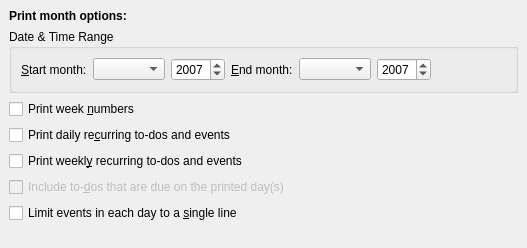
The window that printing/calprintmonthconfig_base.ui (KDE/korganizer) describes before a commit, drawn with Qt 5.
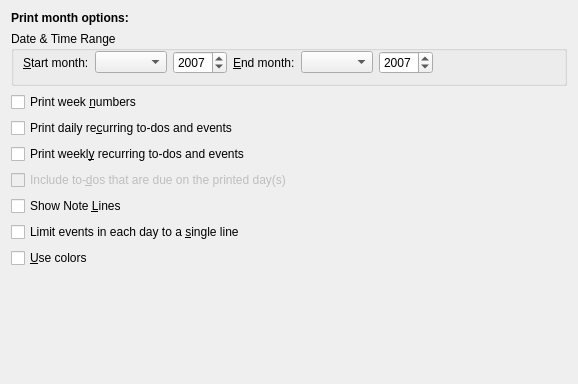
The same window after the commit. Custom widgets are drawn as their Qt base class.

The edit to the form file:
```diff
--- a/printing/calprintmonthconfig_base.ui
+++ b/printing/calprintmonthconfig_base.ui
@@ -7,18 +7,12 @@
    <rect>
     <x>0</x>
     <y>0</y>
-    <width>527</width>
-    <height>248</height>
+    <width>578</width>
+    <height>384</height>
    </rect>
   </property>
-  <layout class="QVBoxLayout" >
-   <property name="spacing" >
-    <number>6</number>
-   </property>
-   <property name="margin" >
-    <number>9</number>
-   </property>
-   <item>
+  <layout class="QGridLayout" name="gridLayout" >
+   <item row="0" column="0" >
     <widget class="QLabel" name="label" >
      <property name="text" >
       <string>&lt;html>&lt;head>&lt;meta name="qrichtext" content="1" />&lt;style type="text/css">
@@ -28,7 +22,7 @@
      </property>
     </widget>
    </item>
-   <item>
+   <item row="1" column="0" >
     <widget class="QGroupBox" name="mDateRangeGroup" >
      <property name="title" >
       <string>Date &amp;&amp; Time Range</string>
@@ -37,7 +31,16 @@
       <property name="spacing" >
        <number>6</number>
       </property>
-      <property name="margin" >
+      <property name="leftMargin" >
+       <number>9</number>
+      </property>
+      <property name="topMargin" >
+       <number>0</number>
+      </property>
+      <property name="rightMargin" >
+       <number>9</number>
+      </property>
+      <property name="bottomMargin" >
        <number>9</number>
       </property>
       <item>
@@ -122,7 +125,7 @@
      </layout>
     </widget>
    </item>
-   <item>
+   <item row="2" column="0" >
     <widget class="QCheckBox" name="mWeekNumbers" >
      <property name="whatsThis" >
       <string>Enable this to print week numbers at the left of each row.</string>
@@ -132,7 +135,7 @@
      </property>
     </widget>
    </item>
-   <item>
+   <item row="3" column="0" >
     <widget class="QCheckBox" name="mRecurDaily" >
      <property name="whatsThis" >
       <string>With this option it is possible to leave out the daily recurring to-dos and events in the print. They take a lot of space and make the month view needlessly complicated.</string>
@@ -142,7 +145,7 @@
      </property>
     </widget>
    </item>
-   <item>
+   <item row="4" column="0" >
     <widget class="QCheckBox" name="mRecurWeekly" >
      <property name="whatsThis" >
       <string>Similar to "Print daily recurring to-dos and events". Weekly to-dos and events will be omitted when making a print of the selected month.</string>
@@ -152,7 +155,7 @@
      </property>
     </widget>
    </item>
-   <item>
+   <item row="5" column="0" >
     <widget class="QCheckBox" name="mIncludeTodos" >
      <property name="enabled" >
       <bool>false</bool>
@@ -165,7 +168,17 @@
      </property>
     </widget>
    </item>
-   <item>
+   <item row="6" column="0" >
+    <widget class="QCheckBox" name="mShowNoteLines" >
+     <property name="whatsThis" >
+      <string>Check this option to show note lines.</string>
+     </property>
+     <property name="text" >
+      <string>Show Note &amp;Lines</string>
+     </property>
+    </widget>
+   </item>
+   <item row="7" column="0" >
     <widget class="QCheckBox" name="mSingleLineLimit" >
      <property name="whatsThis" >
       <string>Check this option to limit events to a single line.</string>
@@ -175,7 +188,17 @@
      </property>
     </widget>
    </item>
-   <item>
+   <item row="8" column="0" >
+    <widget class="QCheckBox" name="mColors" >
+     <property name="whatsThis" >
+      <string>The timetable view supports colors. If you want to make use of colors you should check this option. The category colors will be used.</string>
+     </property>
+     <property name="text" >
+      <string>&amp;Use colors</string>
+     </property>
+    </widget>
+   </item>
+   <item row="9" column="0" >
     <spacer>
      <property name="orientation" >
       <enum>Qt::Vertical</enum>
```
Left out of the diff: 7 changed lines with no effect on the pictures.
